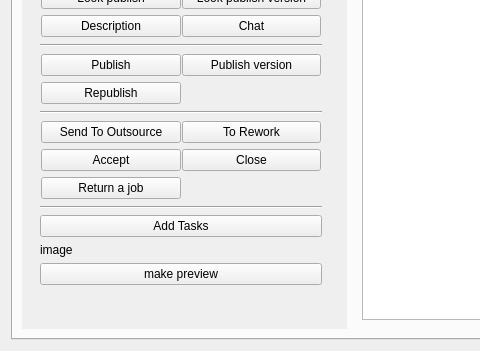
volodya-renderberg/lineyka, file ui/lineyka_manager.ui: the form before one commit; both pictures show x 0 to 480 and y 481 to 832 of the 1304 by 832 pixel window.
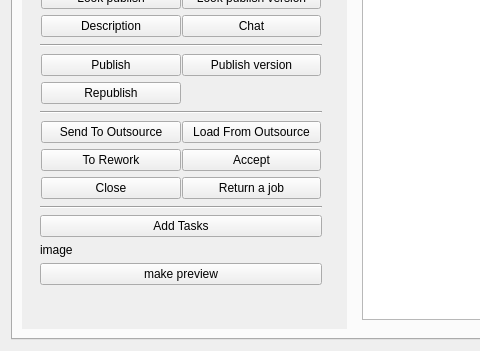
The form after the commit.

Commit message: manager - load from outsource button

Diff of the .ui file:
```diff
--- a/ui/lineyka_manager.ui
+++ b/ui/lineyka_manager.ui
@@ -768,28 +768,35 @@
                 </property>
                </widget>
               </item>
-              <item row="0" column="1">
+			  <item row="0" column="1">
+               <widget class="QPushButton" name="load_from_outsource">
+                <property name="text">
+                 <string>Load From Outsource</string>
+                </property>
+               </widget>
+              </item>
+              <item row="1" column="0">
                <widget class="QPushButton" name="to_rework_button">
                 <property name="text">
                  <string>To Rework</string>
                 </property>
                </widget>
               </item>
-              <item row="1" column="0">
+              <item row="1" column="1">
                <widget class="QPushButton" name="assept_button">
                 <property name="text">
                  <string>Accept</string>
                 </property>
                </widget>
               </item>
-              <item row="1" column="1">
+              <item row="2" column="0">
                <widget class="QPushButton" name="close_task_button">
                 <property name="text">
                  <string>Close</string>
                 </property>
                </widget>
               </item>
-              <item row="2" column="0">
+              <item row="2" column="1">
                <widget class="QPushButton" name="return_a_job_button">
                 <property name="text">
                  <string>Return a job</string>
```
The commit also changes 1 other file.
